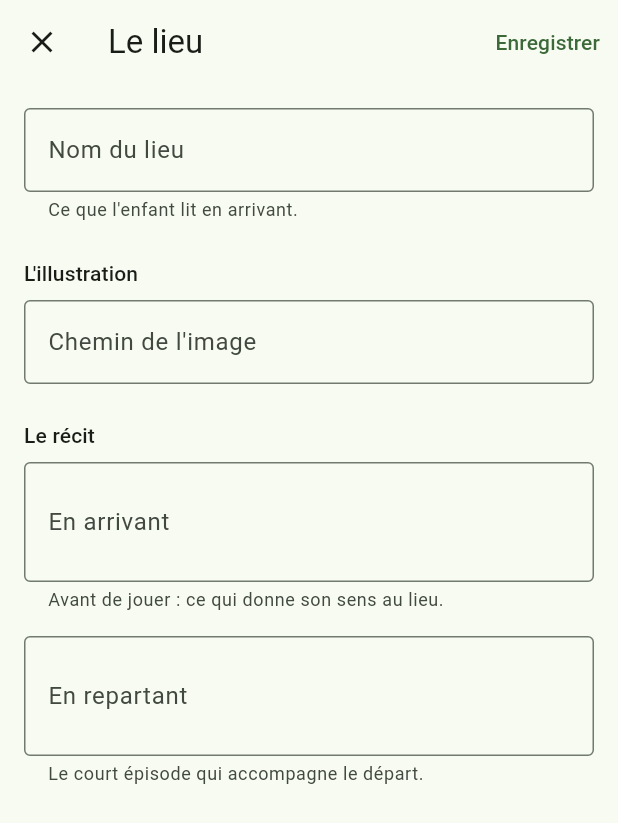
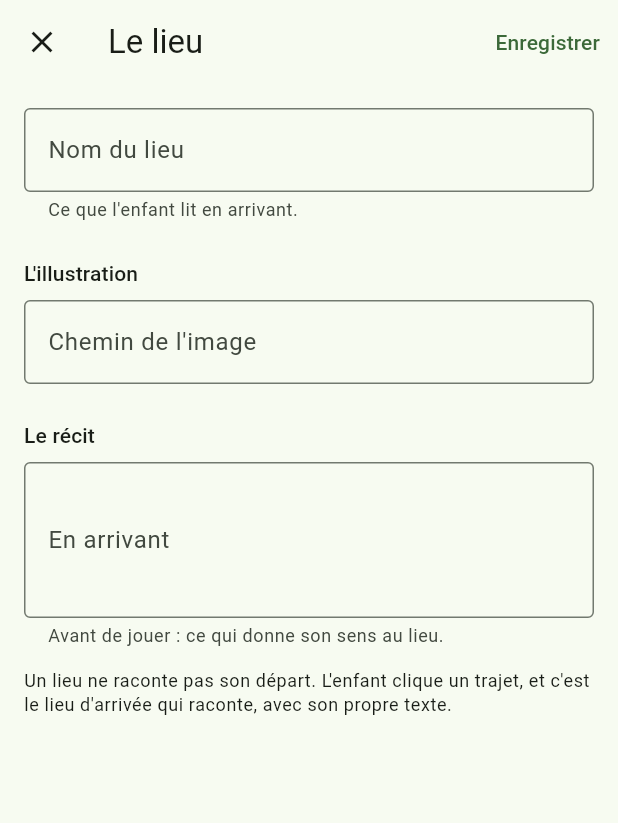
Before and after one commit to Narya-Bordeaux/lecture, a Flutter app: the StageEditorPage screen opened directly with empty values, on a phone screen of 412 x 824 dp. Shown: the top 823 px of the screen. Run offline on Flutter 3.47's test engine with Material 3 defaults, Android fonts, the phone set to English and light mode, and no system bars.

Commit message:
Un lieu ne raconte pas son depart (0.19.1+34)
Correction d'un modele faux, signalee a l'usage. Une etape avait deux moments
de recit : onArrival en entrant, onCompletion en repartant. Le second n'a pas
lieu d'etre — l'enfant clique un trajet, et c'est le lieu d'arrivee qui
raconte, avec son propre texte. La narration appartient a celui qui accueille.

Le contenu livre le demontrait : « Devant la maison » annoncait « Grisbie est
arrivee a la plage » au moment ou on la quittait, avant que « La plage » ne
raconte la meme arrivee a son tour.

Narrative perd donc onCompletion, et une etape se joue en deux temps — recit
puis jeu — au lieu de trois. _StagePhase.completion et le _pendingDestination
d'AdventurePage disparaissent avec.

TROIS TEXTES RETIRES DU CONTENU LIVRE, A RELIRE

- maison : « Grisbie est arrivee a la plage. Une belle journee s'annonce ! »
- gare : « Le train part dans deux minutes. Vite ! »
- boutique : « Le sac est plein de bonnes choses. Direction la mer ! »

Le premier faisait doublon avec l'arrivee a la plage. Les deux autres disaient
quelque chose du lieu qu'on quitte ; s'ils doivent revenir, c'est dans le
onArrival du lieu suivant, reecrits de son point de vue.

- Narrative garde sa forme d'objet pour un seul champ : le concept se nomme, le
  format de contenu ne bouge pas, et un second moment aurait ou se poser le
  jour ou il se justifierait.
- OutlineBlock.hasTransitionText devient hasNarrative : la case du croquis
  cochait le recit de depart, elle coche maintenant celui d'arrivee.
- StageEditorPage perd son champ « En repartant » et dit pourquoi sous celui
  qui reste — sans quoi le geste manquant se chercherait.

299 tests au vert. flutter analyze sans remarque.

Co-Authored-By: Claude Opus 5 <noreply@anthropic.com>
Claude-Session: https://claude.ai/code/session_013A4FAiCkoWwc4m4KhUcn8t

```diff
--- a/lib/domain/models/narrative.dart
+++ b/lib/domain/models/narrative.dart
@@ -1,22 +1,25 @@
-/// Les deux moments de recit d'une etape.
+/// Le recit d'un lieu.
 ///
-/// [onArrival] s'affiche en entrant dans le lieu, avant de jouer : il donne son
-/// sens a ce qui va etre demande. [onCompletion] accompagne le depart, et
-/// repond a la specification, qui veut « un court episode de l'histoire apres
-/// chaque avancee ».
+/// **Un lieu raconte son arrivee, jamais son depart.** L'enfant y entre, lit ce
+/// qui donne son sens a ce qui va lui etre demande, puis classe ses mots. Quand
+/// il repart, c'est le lieu **suivant** qui raconte — son propre [onArrival].
 ///
-/// Les deux sont facultatifs : une etape peut se passer de recit.
+/// Un recit de depart existait, et disait la meme chose deux fois : le contenu
+/// livre faisait annoncer l'arrivee a la plage par le lieu qu'on quittait,
+/// avant que la plage ne la raconte a son tour. La narration appartient a celui
+/// qui accueille.
+///
+/// Un objet pour un seul champ, et c'est voulu : le concept se nomme, le format
+/// de contenu garde sa forme (`"narrative": { "onArrival": … }`), et un second
+/// moment aurait ou se poser le jour ou il se justifierait.
 class Narrative {
-  const Narrative({this.onArrival, this.onCompletion});
+  const Narrative({this.onArrival});
 
   factory Narrative.fromJson(Object? json) {
     // Tolere l'ancienne forme, ou le recit etait une simple chaine.
     if (json is String) return Narrative(onArrival: json);
     if (json is Map<String, dynamic>) {
-      return Narrative(
-        onArrival: json['onArrival'] as String?,
-        onCompletion: json['onCompletion'] as String?,
-      );
+      return Narrative(onArrival: json['onArrival'] as String?);
     }
     return const Narrative();
   }
@@ -26,15 +29,11 @@ class Narrative {
   /// Affiche en arrivant, avant que l'enfant ne classe quoi que ce soit.
   final String? onArrival;
 
-  /// Affiche au moment de quitter le lieu.
-  final String? onCompletion;
-
-  bool get isEmpty => onArrival == null && onCompletion == null;
+  bool get isEmpty => onArrival == null;
 
   Map<String, dynamic> toJson() {
     return <String, dynamic>{
       if (onArrival != null) 'onArrival': onArrival,
-      if (onCompletion != null) 'onCompletion': onCompletion,
     };
   }
 }
--- a/lib/ui/pages/outline_page.dart
+++ b/lib/ui/pages/outline_page.dart
@@ -276,9 +276,9 @@ class _BlockCard extends StatelessWidget {
                 if (block.isSingleSort)
                   const Icon(Icons.filter_alt_outlined, size: 18),
                 if (block.isEnding) const Icon(Icons.flag_outlined, size: 18),
-                // La case du croquis : le recit qui accompagne le depart.
+                // La case du croquis : le recit d'arrivee est-il ecrit ?
                 Icon(
-                  block.hasTransitionText
+                  block.hasNarrative
                       ? Icons.check_box_outlined
                       : Icons.check_box_outline_blank,
                   size: 18,
--- a/lib/ui/pages/stage_editor_page.dart
+++ b/lib/ui/pages/stage_editor_page.dart
@@ -9,7 +9,7 @@ import 'package:grisbie/ui/widgets/content_image.dart';
 ///
 /// L'ecran du parcours dit **ou** l'on va — les trajets, les arrivees, la
 /// forme de la journee. Celui-ci dit **ce qu'il y a** une fois sur place : le
-/// nom, l'illustration, les zones de depot et les deux moments de recit.
+/// nom, l'illustration, les zones de depot et le recit d'arrivee.
 ///
 /// Les listes de mots n'y sont pas : elles appartiennent a un **trajet**, pas
 /// a un lieu, et une meme liste sert a plusieurs endroits. Les mettre ici
@@ -32,8 +32,6 @@ class _StageEditorPageState extends State<StageEditorPage> {
       TextEditingController(text: widget.stage.backgroundAsset ?? '');
   late final TextEditingController _onArrival =
       TextEditingController(text: widget.stage.narrative.onArrival ?? '');
-  late final TextEditingController _onCompletion =
-      TextEditingController(text: widget.stage.narrative.onCompletion ?? '');
 
   /// Les familles, dont les zones changent au calage.
   late List<WordFamily> _families = widget.stage.families;
@@ -43,7 +41,6 @@ class _StageEditorPageState extends State<StageEditorPage> {
     _name.dispose();
     _background.dispose();
     _onArrival.dispose();
-    _onCompletion.dispose();
     super.dispose();
   }
 
@@ -69,10 +66,7 @@ class _StageEditorPageState extends State<StageEditorPage> {
           ? widget.stage.locationName
           : _name.text.trim(),
       families: _families,
-      narrative: Narrative(
-        onArrival: _orNull(_onArrival),
-        onCompletion: _orNull(_onCompletion),
-      ),
+      narrative: Narrative(onArrival: _orNull(_onArrival)),
       backgroundAsset: _backgroundPath.isEmpty ? null : _backgroundPath,
       clearBackgroundAsset: _backgroundPath.isEmpty,
     );
@@ -193,8 +187,8 @@ class _StageEditorPageState extends State<StageEditorPage> {
         TextField(
           key: const Key('onArrival'),
           controller: _onArrival,
-          maxLines: 4,
-          minLines: 2,
+          maxLines: 6,
+          minLines: 3,
           textCapitalization: TextCapitalization.sentences,
           decoration: const InputDecoration(
             labelText: 'En arrivant',
@@ -202,18 +196,12 @@ class _StageEditorPageState extends State<StageEditorPage> {
             border: OutlineInputBorder(),
           ),
         ),
-        const SizedBox(height: 16),
-        TextField(
-          key: const Key('onCompletion'),
-          controller: _onCompletion,
-          maxLines: 4,
-          minLines: 2,
-          textCapitalization: TextCapitalization.sentences,
-          decoration: const InputDecoration(
-            labelText: 'En repartant',
-            helperText: 'Le court épisode qui accompagne le départ.',
-            border: OutlineInputBorder(),
-          ),
+        const SizedBox(height: 8),
+        // Dit ce que l'ecran ne demande pas, et pourquoi : le geste manquant
+        // se chercherait sinon.
+        _Note(
+          'Un lieu ne raconte pas son départ. L\'enfant clique un trajet, et '
+          'c\'est le lieu d\'arrivée qui raconte, avec son propre texte.',
         ),
       ],
     );
--- a/pubspec.yaml
+++ b/pubspec.yaml
@@ -16,7 +16,7 @@ publish_to: 'none' # Remove this line if you wish to publish to pub.dev
 # https://developer.apple.com/library/archive/documentation/General/Reference/InfoPlistKeyReference/Articles/CoreFoundationKeys.html
 # In Windows, build-name is used as the major, minor, and patch parts
 # of the product and file versions while build-number is used as the build suffix.
-version: 0.19.0+33
+version: 0.19.1+34
 
 environment:
   sdk: ^3.12.2
```
Also changed, not shown: assets/content/adventures/grisbie_plage.json (+2 -7 lines), lib/application/adventure_outline.dart (+6 -4 lines), lib/ui/pages/adventure_page.dart (+6 -40 lines), 9 other files.
